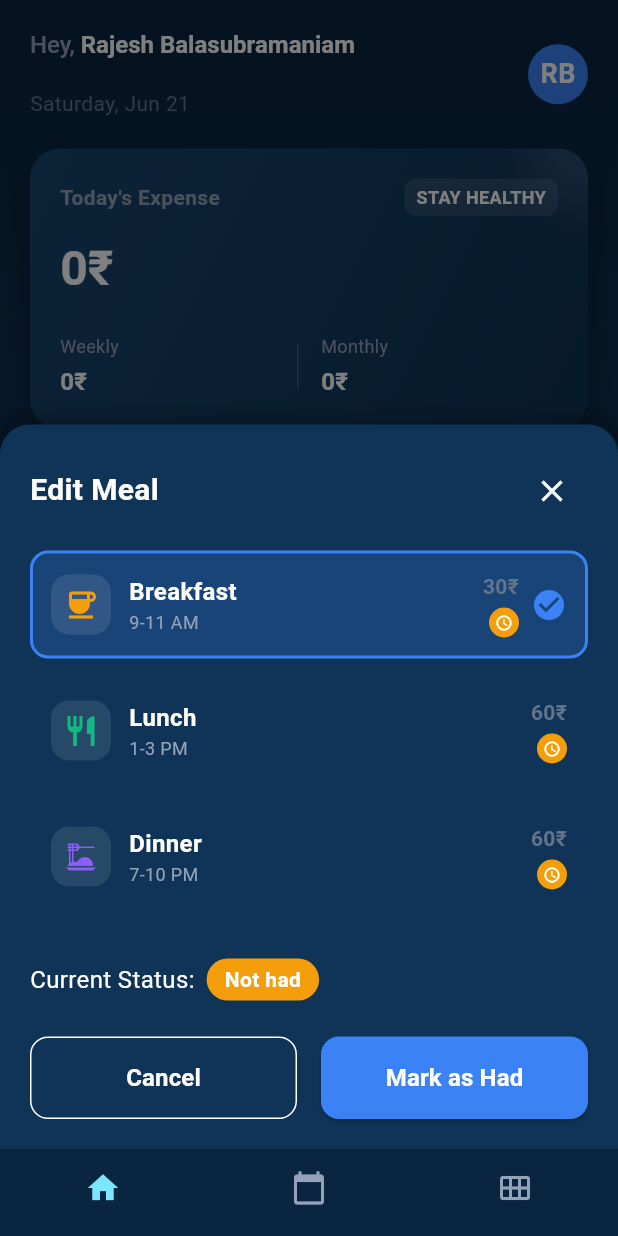
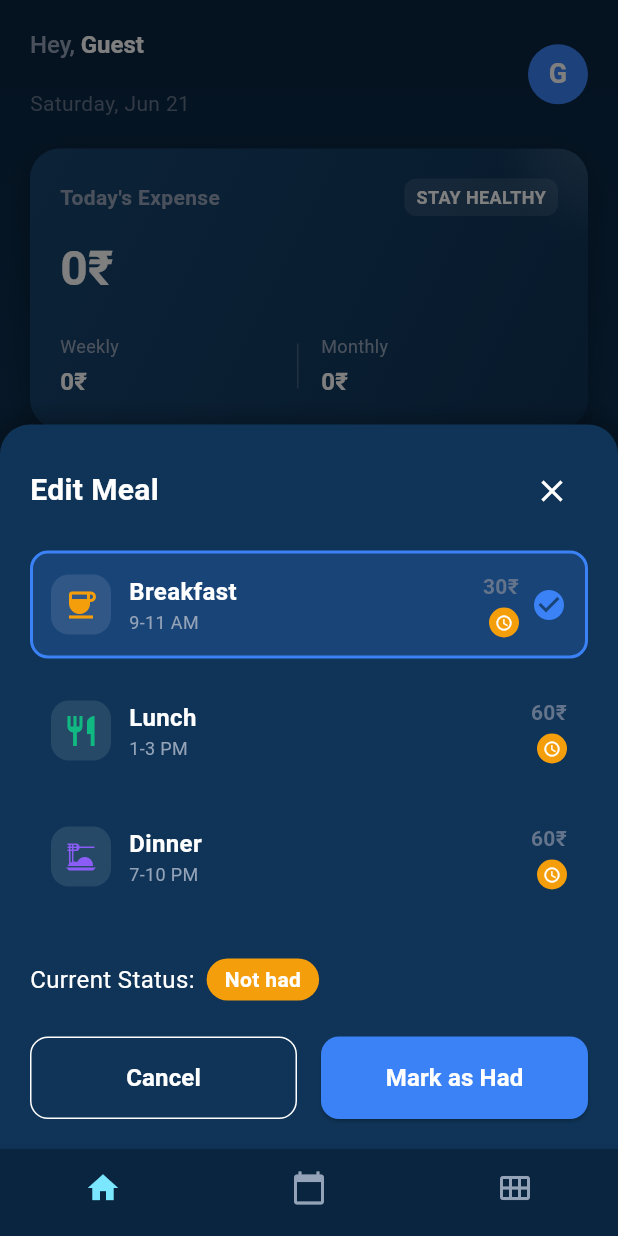
Before and after one commit to rb4807/food-expense-tracker, a Flutter app: the screen it shows after launch, after a tap on "Breakfast", on a phone screen of 412 x 824 dp. Run offline on Flutter 3.47's test engine with Material 3 defaults, Android fonts, the phone set to English and light mode, and no system bars; our stand-ins replace shared_preferences.

Commit message:
UserPreferences update

```diff
--- a/lib/screens/home_screen.dart
+++ b/lib/screens/home_screen.dart
@@ -3,6 +3,7 @@ import 'package:food_tracker/models/daily_expense.dart';
 import 'package:food_tracker/models/meal_data.dart';
 import 'package:intl/intl.dart';
 import '../services/storage_service.dart';
+import '../services/user_preferences.dart';
 import '../widgets/meal_button.dart';
 import '../widgets/meal_edit_modal.dart';
 
@@ -20,11 +21,24 @@ class _HomeScreenState extends State<HomeScreen> {
   int monthlyTotal = 0;
   bool modalVisible = false;
   String selectedMeal = 'breakfast';
+  String userName = 'Guest';
+  String userInitials = 'GU';
 
   @override
   void initState() {
     super.initState();
+    _loadUserData();
     loadData();
+  }
+
+  Future<void> _loadUserData() async {
+    final name = await UserPreferences.getUserName();
+    setState(() {
+      userName = name ?? 'Guest';
+      userInitials = userName.isNotEmpty
+          ? userName.split(' ').map((n) => n[0]).take(2).join().toUpperCase()
+          : 'GU';
+    });
   }
 
   Future<void> loadData() async {
@@ -38,6 +52,39 @@ class _HomeScreenState extends State<HomeScreen> {
       weeklyTotal = weekly.fold(0, (sum, day) => sum + day.total);
       monthlyTotal = monthly.fold(0, (sum, day) => sum + day.total);
     });
+  }
+
+  Future<void> _showUserNameDialog(BuildContext context) async {
+    final TextEditingController controller = TextEditingController(text: userName);
+    final result = await showDialog<String>(
+      context: context,
+      builder: (context) => AlertDialog(
+        title: const Text('Edit Your Name'),
+        content: TextField(
+          controller: controller,
+          decoration: const InputDecoration(hintText: 'Enter your name'),
+          autofocus: true,
+        ),
+        actions: [
+          TextButton(
+            onPressed: () => Navigator.pop(context),
+            child: const Text('Cancel'),
+          ),
+          TextButton(
+            onPressed: () => Navigator.pop(context, controller.text),
+            child: const Text('Save'),
+          ),
+        ],
+      ),
+    );
+
+    if (result != null && result.isNotEmpty) {
+      await UserPreferences.setUserName(result);
+      setState(() {
+        userName = result;
+        userInitials = result.split(' ').map((n) => n[0]).take(2).join().toUpperCase();
+      });
+    }
   }
 
   Future<void> handleMealResponse(String meal, bool hadMeal) async {
@@ -199,39 +246,55 @@ Widget _buildHeader(int totalToday) {
             Column(
               crossAxisAlignment: CrossAxisAlignment.start,
               children: [
-                RichText(
-                  text: const TextSpan(
-                    style: TextStyle(fontSize: 16, color: Color(0xFF94a3b8), fontWeight: FontWeight.w500),
+                GestureDetector(
+                  onTap: () => _showUserNameDialog(context),
+                  child: RichText(
+                    text: TextSpan(
+                      style: const TextStyle(
+                        fontSize: 16,
+                        color: Color(0xFF94a3b8),
+                        fontWeight: FontWeight.w500
+                      ),
                       children: [
-                      TextSpan(text: 'Hey, '),
+                        const TextSpan(text: 'Hey, '),
                         TextSpan(
-                        text: 'Rajesh Balasubramaniam',
-                        style: TextStyle(color: Colors.white, fontWeight: FontWeight.w700),
+                          text: userName,
+                          style: const TextStyle(
+                            color: Colors.white,
+                            fontWeight: FontWeight.w700
+                          ),
                         ),
                       ],
+                    ),
                   ),
                 ),
                 const SizedBox(height: 20),
                 Text(
                   DateFormat('EEEE, MMM d').format(DateTime.now()),
-                  style: const TextStyle(fontSize: 14, color: Color(0xFF64748b)),
+                  style: const TextStyle(
+                    fontSize: 14,
+                    color: Color(0xFF64748b)
+                  ),
                 ),
               ],
             ),
-            Container(
+            GestureDetector(
+              onTap: () => _showUserNameDialog(context),
+              child: Container(
                 width: 40,
                 height: 40,
                 decoration: const BoxDecoration(
                   color: Color(0xFF3b82f6),
                   borderRadius: BorderRadius.all(Radius.circular(20)),
                 ),
-              child: const Center(
+                child: Center(
                   child: Text(
-                  'RB',
-                  style: TextStyle(
+                    userInitials,
+                    style: const TextStyle(
                       color: Colors.white,
                       fontSize: 18,
                       fontWeight: FontWeight.w700,
+                    ),
                   ),
                 ),
               ),
@@ -276,7 +339,8 @@ Widget _buildHeader(int totalToday) {
                           ),
                         ),
                         Container(
-                          padding: const EdgeInsets.symmetric(horizontal: 8, vertical: 4),
+                          padding: const EdgeInsets.symmetric(
+                            horizontal: 8, vertical: 4),
                           decoration: BoxDecoration(
                             color: Colors.white.withOpacity(0.1),
                             borderRadius: BorderRadius.circular(8),
@@ -362,7 +426,6 @@ Widget _buildHeader(int totalToday) {
                 ),
               ),
             ),
-            // Decorative arc in top-right corner
             Positioned(
               top: 0,
               right: 0,
@@ -470,7 +533,9 @@ Widget _buildHeader(int totalToday) {
                             width: 24,
                             height: 24,
                             decoration: BoxDecoration(
-                              color: mealData.had ? const Color(0xFF10b981) : const Color(0xFFf59e0b),
+                              color: mealData.had
+                                ? const Color(0xFF10b981)
+                                : const Color(0xFFf59e0b),
                               borderRadius: BorderRadius.circular(12),
                             ),
                             child: Icon(
--- /dev/null
+++ b/lib/services/user_preferences.dart
@@ -0,0 +1,15 @@
+import 'package:shared_preferences/shared_preferences.dart';
+
+class UserPreferences {
+  static const String _userNameKey = 'user_name';
+
+  static Future<String?> getUserName() async {
+    final prefs = await SharedPreferences.getInstance();
+    return prefs.getString(_userNameKey);
+  }
+
+  static Future<void> setUserName(String name) async {
+    final prefs = await SharedPreferences.getInstance();
+    await prefs.setString(_userNameKey, name);
+  }
+}
```
Lines whose indentation alone changed are shown as unchanged.
